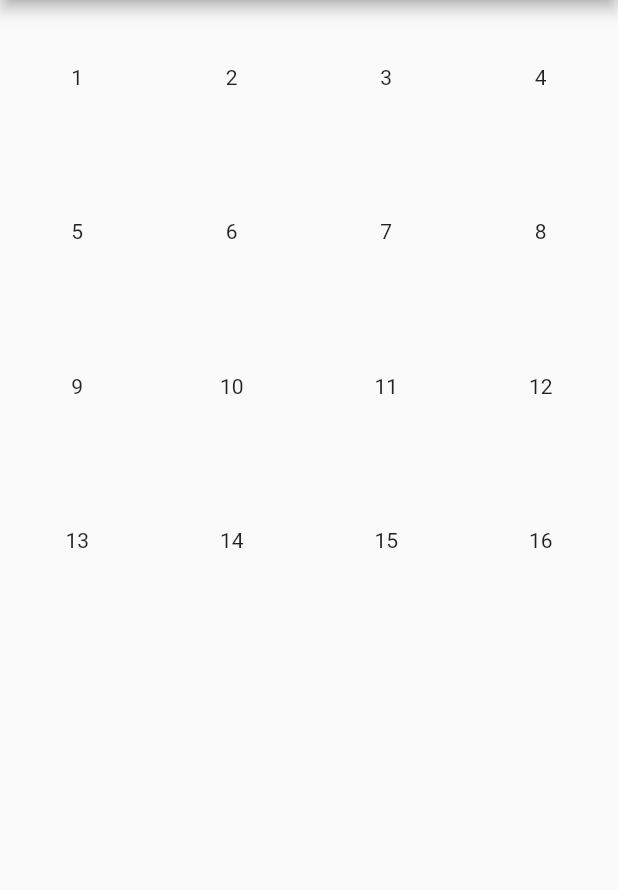
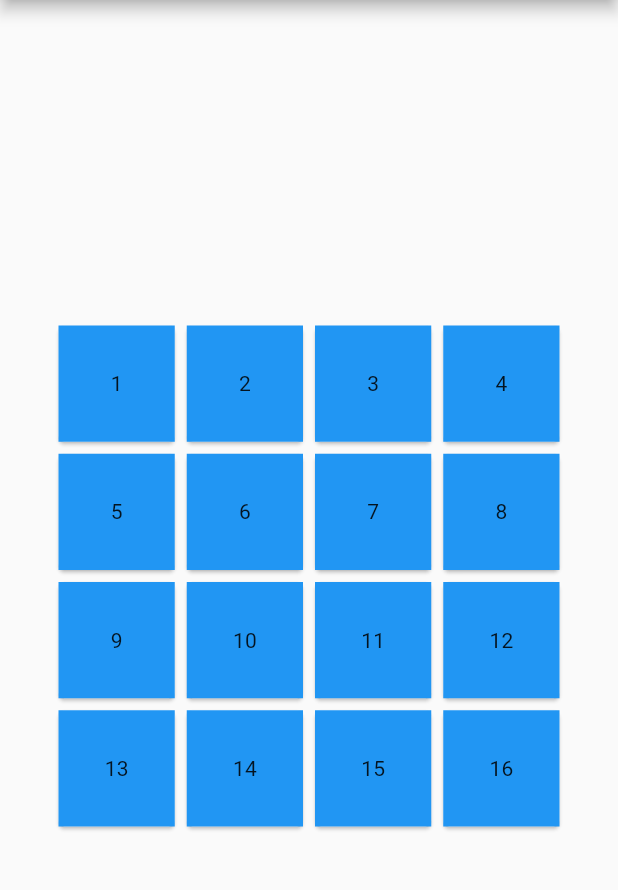
Before and after one commit to amorgan101010/elektronic-sequencer, a Flutter app: the screen it shows after launch, on a phone screen of 412 x 824 dp, the part 84-974 px from its top. Run offline on Flutter 3.47's test engine with Material 2 defaults, Android fonts, the phone set to English and light mode, and no system bars.

Commit message:
Reworked grid to have color and padding

```diff
--- a/square_grid/lib/main.dart
+++ b/square_grid/lib/main.dart
@@ -52,28 +52,31 @@ class MyHomePage extends StatefulWidget {
 class _MyHomePageState extends State<MyHomePage> {
   @override
   Widget build(BuildContext context) {
-    // This method is rerun every time setState is called, for instance as done
-    // by the _incrementCounter method above.
-    //
-    // The Flutter framework has been optimized to make rerunning build methods
-    // fast, so that you can just rebuild anything that needs updating rather
-    // than having to individually change instances of widgets.
     return Scaffold(
       appBar: AppBar(
-        // Here we take the value from the MyHomePage object that was created by
-        // the App.build method, and use it to set our appbar title.
         title: Text(widget.title),
       ),
       body: Center(
-          // Center is a layout widget. It takes a single child and positions it
-          // in the middle of the parent.
           child: GridView.count(
-        crossAxisCount: 4,
-        children: List.generate(16, (index) {
-          return Center(child: Text((index + 1).toString()));
-        }),
-      )),
-      // This trailing comma makes auto-formatting nicer for build methods.
+              shrinkWrap: true,
+              padding: const EdgeInsets.all(35),
+              crossAxisCount: 4,
+              children: List.generate(
+                16,
+                (index) {
+                  // TODO: Add an outline
+                  // TODO: Make the fill color configurable
+                  return Card(
+                    child: Container(
+                      color: Colors.blue,
+                      padding: const EdgeInsets.all(5),
+                      child: Center(
+                        child: Text((index + 1).toString()),
+                      ),
+                    ),
+                  );
+                },
+              ))),
     );
   }
 }
```
